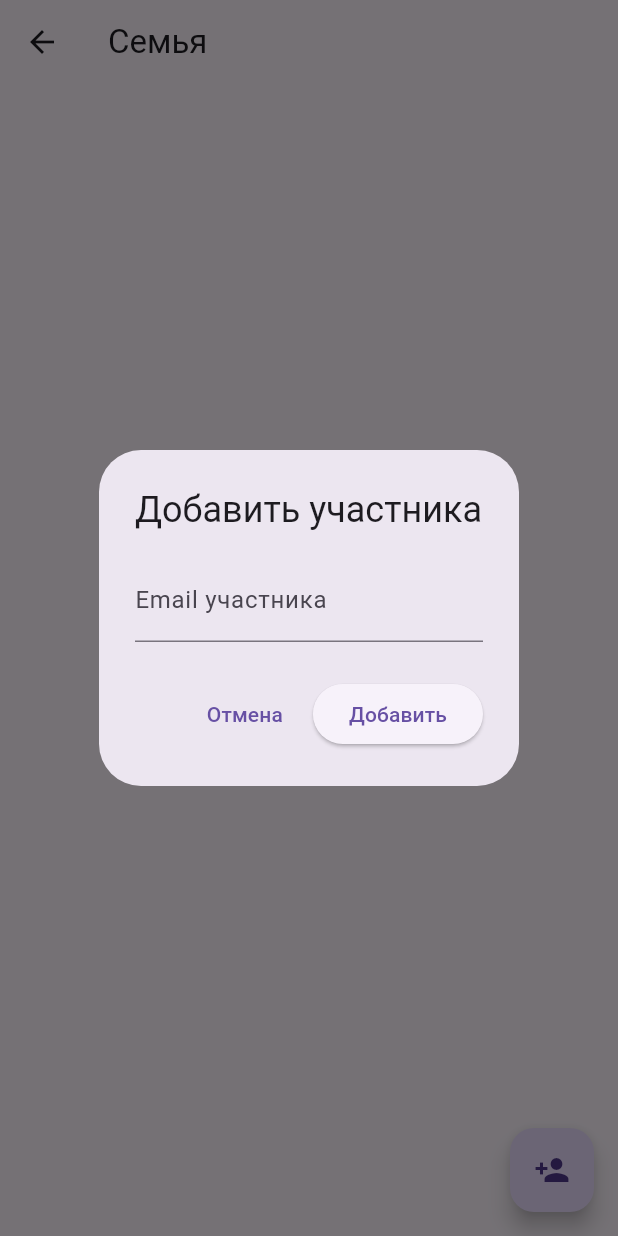
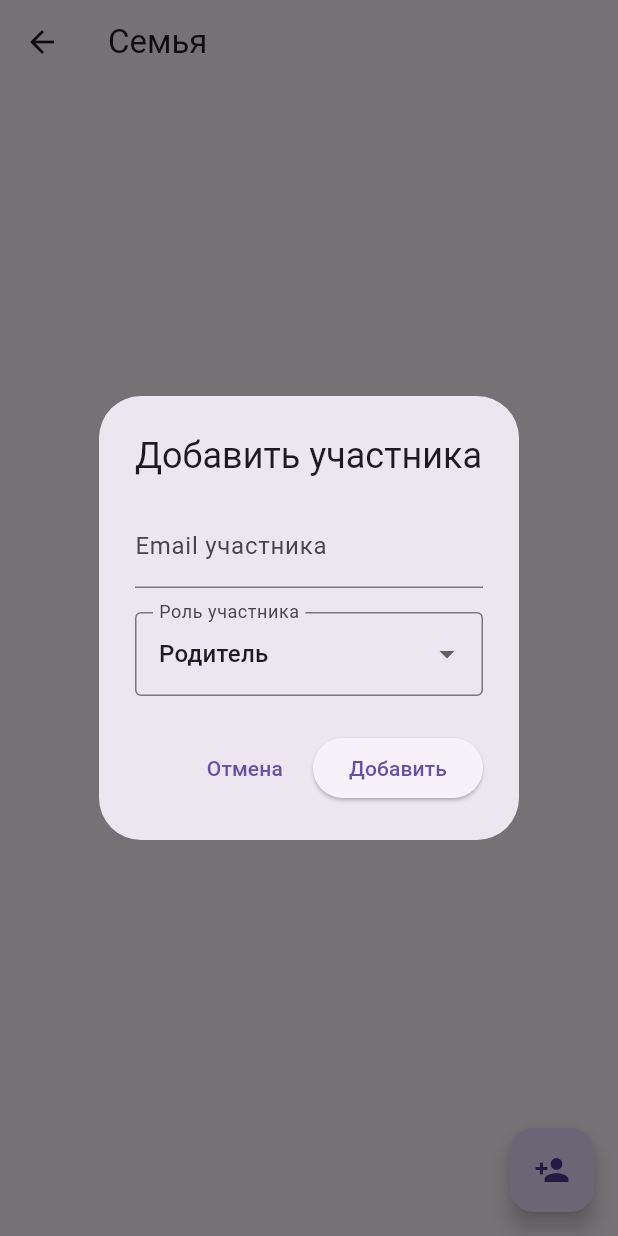
Before and after one commit to dugtriol/family-flow-app-client, a Flutter app: the FamilyPage screen opened directly, after a tap on the "person add" icon, on a phone screen of 412 x 824 dp. Run offline on Flutter 3.47's test engine with Material 3 defaults, Android fonts, the phone set to English and light mode, and no system bars; our stand-ins replace bloc, equatable, flutter_bloc, formz, shared_preferences, table_calendar; missing offline and left inert: yandex_mapkit; accounts and stored records are empty.

Commit message:
Enhance FamilyAddMember functionality with role selection and update event handling

```diff
--- a/family_flow_app_client/lib/family/bloc/family_event.dart
+++ b/family_flow_app_client/lib/family/bloc/family_event.dart
@@ -28,10 +28,11 @@ class FamilyJoinRequested extends FamilyEvent {
 }
 
 class FamilyAddMemberRequested extends FamilyEvent {
-  const FamilyAddMemberRequested({required this.email});
+  final String email;
+  final String role;
 
-  final String email;
+  FamilyAddMemberRequested({required this.email, required this.role});
 
   @override
-  List<Object?> get props => [email];
+  List<Object> get props => [email, role];
 }
--- a/family_flow_app_client/lib/family/view/family_page.dart
+++ b/family_flow_app_client/lib/family/view/family_page.dart
@@ -73,6 +73,36 @@ class FamilyPage extends StatelessWidget {
                       return ListTile(
                         title: Text(member.name),
                         subtitle: Text(member.email),
+                        trailing: PopupMenuButton<String>(
+                          onSelected: (value) {
+                            // Обработка выбранного действия
+                            if (value == 'Удалить') {
+                              // Заглушка для удаления
+                              ScaffoldMessenger.of(context).showSnackBar(
+                                SnackBar(
+                                  content: Text('Удалить ${member.name}'),
+                                ),
+                              );
+                            } else if (value == 'Изменить роль') {
+                              // Заглушка для изменения роли
+                              ScaffoldMessenger.of(context).showSnackBar(
+                                SnackBar(
+                                  content: Text('Изменить роль ${member.name}'),
+                                ),
+                              );
+                            }
+                          },
+                          itemBuilder: (context) => [
+                            const PopupMenuItem(
+                              value: 'Удалить',
+                              child: Text('Удалить'),
+                            ),
+                            const PopupMenuItem(
+                              value: 'Изменить роль',
+                              child: Text('Изменить роль'),
+                            ),
+                          ],
+                        ),
                       );
                     },
                   ),
@@ -88,6 +118,7 @@ class FamilyPage extends StatelessWidget {
         },
       ),
       floatingActionButton: FloatingActionButton(
+        heroTag: 'add_member_button',
         onPressed: () {
           _showAddMemberDialog(context);
         },
@@ -160,15 +191,45 @@ class FamilyPage extends StatelessWidget {
   }
 
   void _showAddMemberDialog(BuildContext context) {
-    final controller = TextEditingController();
+    final emailController = TextEditingController();
+    String selectedRole = 'Parent'; // Роль по умолчанию
+
     showDialog(
       context: context,
       builder: (context) {
         return AlertDialog(
           title: const Text('Добавить участника'),
-          content: TextField(
-            controller: controller,
-            decoration: const InputDecoration(labelText: 'Email участника'),
+          content: Column(
+            mainAxisSize: MainAxisSize.min,
+            children: [
+              TextField(
+                controller: emailController,
+                decoration: const InputDecoration(labelText: 'Email участника'),
+              ),
+              const SizedBox(height: 16),
+              DropdownButtonFormField<String>(
+                value: selectedRole,
+                decoration: const InputDecoration(
+                  labelText: 'Роль участника',
+                  border: OutlineInputBorder(),
+                ),
+                items: const [
+                  DropdownMenuItem(
+                    value: 'Parent',
+                    child: Text('Родитель'),
+                  ),
+                  DropdownMenuItem(
+                    value: 'Child',
+                    child: Text('Ребёнок'),
+                  ),
+                ],
+                onChanged: (value) {
+                  if (value != null) {
+                    selectedRole = value;
+                  }
+                },
+              ),
+            ],
           ),
           actions: [
             TextButton(
@@ -177,11 +238,14 @@ class FamilyPage extends StatelessWidget {
             ),
             ElevatedButton(
               onPressed: () {
-                final email = controller.text.trim();
+                final email = emailController.text.trim();
                 if (email.isNotEmpty) {
-                  context
-                      .read<FamilyBloc>()
-                      .add(FamilyAddMemberRequested(email: email));
+                  context.read<FamilyBloc>().add(
+                        FamilyAddMemberRequested(
+                          email: email,
+                          role: selectedRole,
+                        ),
+                      );
                   Navigator.of(context).pop();
 
                   // Отображение плашки с уведомлением
```
